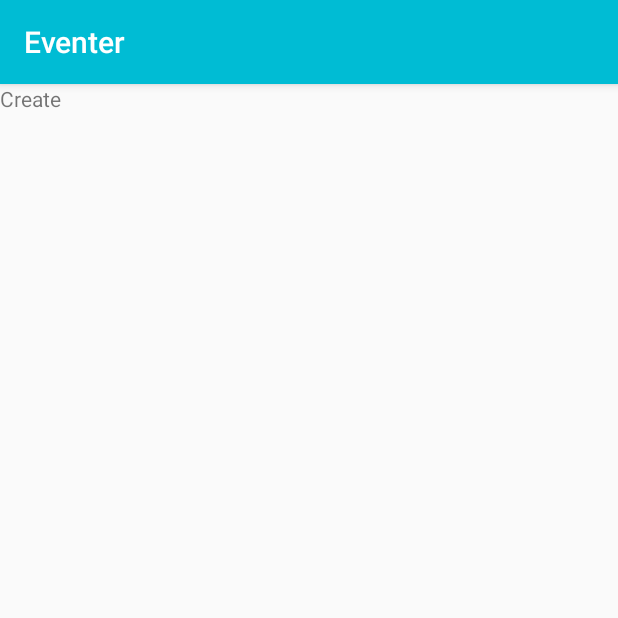
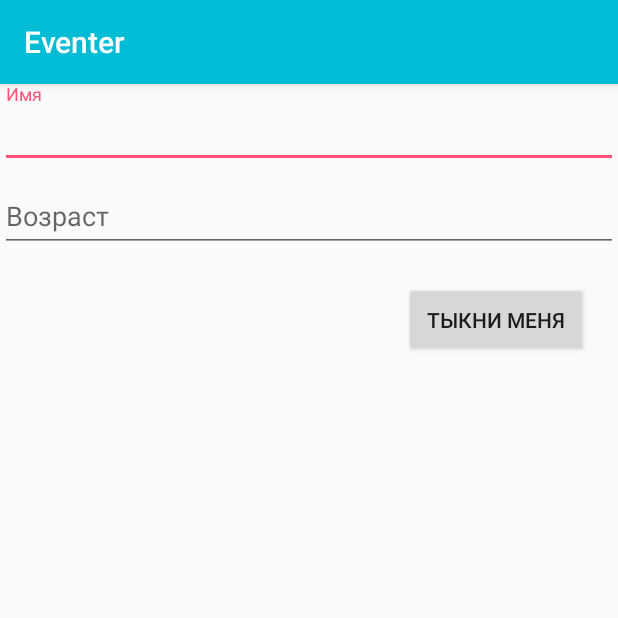
Before and after one commit to MrGreen73/Eventer, an Android app: the fragment CreateFragment shown on its own in the app's theme, on a phone screen of 412 x 824 dp, the top half of it. Run offline under Robolectric (Android 15) with nearby library versions, the phone set to English and light mode, and no system bars; 1 statement that could not run was skipped.

Commit message:
Некоторые изменения

```diff
--- a/android_app/app/src/main/java/com/ivan/eventer/view/CreateFragment.java
+++ b/android_app/app/src/main/java/com/ivan/eventer/view/CreateFragment.java
@@ -6,6 +6,8 @@ import android.support.v4.app.Fragment;
 import android.view.LayoutInflater;
 import android.view.View;
 import android.view.ViewGroup;
+import android.widget.Button;
+import android.widget.EditText;
 
 import com.ivan.eventer.R;
 
@@ -14,6 +16,9 @@ import com.ivan.eventer.R;
  */
 public class CreateFragment extends Fragment {
 
+    private Button btn;
+    private EditText name;
+    private EditText age;
 
     @Override
     public View onCreateView(LayoutInflater inflater, ViewGroup container,
@@ -21,7 +26,9 @@ public class CreateFragment extends Fragment {
 
         View v = inflater.inflate(R.layout.fragment_create, container, false);
 
-
+        btn = v.findViewById(R.id.btn);
+        name = v.findViewById(R.id.name);
+        age = v.findViewById(R.id.age);
 
         return v;
 
--- /dev/null
+++ b/android_app/app/src/main/res/drawable/back_for_create.xml
@@ -0,0 +1,14 @@
+<?xml version="1.0" encoding="utf-8"?>
+<selector xmlns:android="http://schemas.android.com/apk/res/android">
+<item>
+    <shape android:shape="rectangle" >
+        <stroke android:width="20dip" android:color="#0f0" />
+        <solid android:color="#fff"/>
+    </shape>
+</item>
+</selector>
+    <!--
+    <stroke android:width="2dip" android:color="#acb5c4" />
+    <solid android:color="#cbd0d8"/>
+    <gradient android:angle="0" android:startColor="#7F81D5" android:endColor="#3F51B5"/>
+            -->
--- a/android_app/app/src/main/res/layout/fragment_create.xml
+++ b/android_app/app/src/main/res/layout/fragment_create.xml
@@ -4,9 +4,48 @@
     android:layout_height="match_parent"
     tools:context="com.ivan.eventer.view.CreateFragment">
 
-    <TextView
+    <LinearLayout
         android:layout_width="match_parent"
         android:layout_height="match_parent"
-        android:text="Create" />
+        android:orientation="vertical">
+
+
+        <android.support.design.widget.TextInputLayout
+            android:layout_width="match_parent"
+            android:layout_height="wrap_content">
+
+            <android.support.design.widget.TextInputEditText
+                android:id="@+id/name"
+                android:layout_width="match_parent"
+                android:layout_height="wrap_content"
+                android:hint="Имя" />
+
+        </android.support.design.widget.TextInputLayout>
+
+
+        <android.support.design.widget.TextInputLayout
+            android:layout_width="match_parent"
+            android:layout_height="wrap_content">
+
+            <android.support.design.widget.TextInputEditText
+                android:id="@+id/age"
+                android:layout_width="match_parent"
+                android:layout_height="wrap_content"
+                android:hint="Возраст" />
+
+        </android.support.design.widget.TextInputLayout>
+
+        <Button
+            android:id="@+id/btn"
+            android:layout_width="wrap_content"
+            android:layout_height="wrap_content"
+            android:text="Тыкни меня"
+            android:padding="15dp"
+            android:layout_gravity="end"
+            android:layout_margin="20dp"/>
+
+
+
+    </LinearLayout>
 
 </FrameLayout>
```
